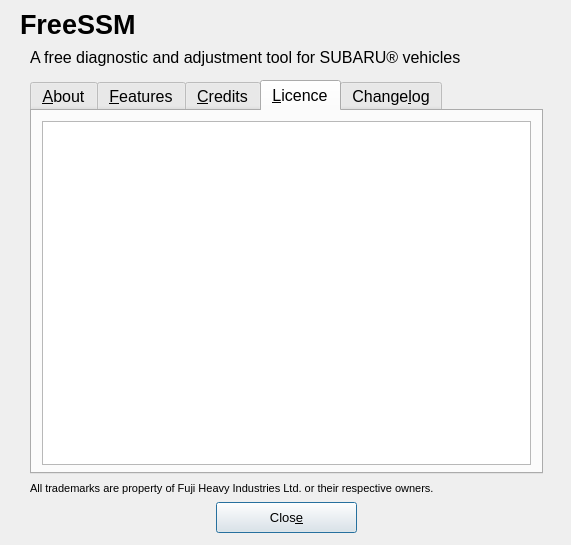
Old version of the form ui/About.ui in the repository Comer352L/FreeSSM.
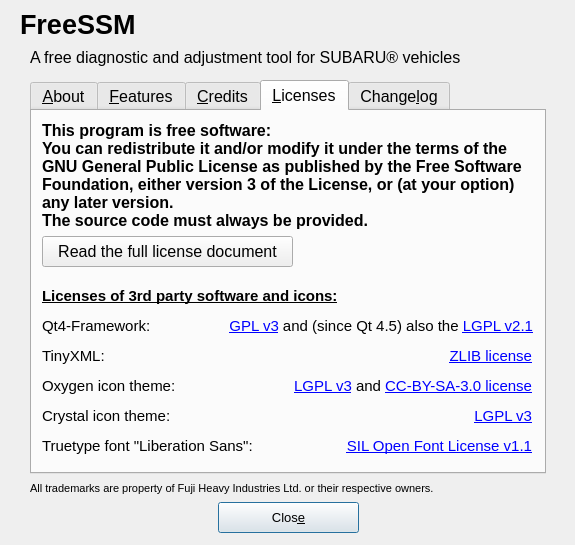
New version of the form. The open tabs and pages were chosen to show the change.

Commit message: About: rework/update contributions, copyright and licenses sections

```diff
--- a/ui/About.ui
+++ b/ui/About.ui
@@ -9,19 +9,19 @@
    <rect>
     <x>0</x>
     <y>0</y>
-    <width>571</width>
+    <width>575</width>
     <height>545</height>
    </rect>
   </property>
   <property name="minimumSize">
    <size>
-    <width>571</width>
+    <width>575</width>
     <height>545</height>
    </size>
   </property>
   <property name="maximumSize">
    <size>
-    <width>571</width>
+    <width>575</width>
     <height>545</height>
    </size>
   </property>
@@ -56,7 +56,7 @@
   <widget class="QPushButton" name="close_pushButton">
    <property name="geometry">
     <rect>
-     <x>216</x>
+     <x>218</x>
      <y>502</y>
      <width>141</width>
      <height>31</height>
@@ -76,7 +76,7 @@
     <rect>
      <x>30</x>
      <y>80</y>
-     <width>513</width>
+     <width>516</width>
      <height>394</height>
     </rect>
    </property>
@@ -622,31 +622,6 @@
       <set>Qt::LinksAccessibleByKeyboard|Qt::LinksAccessibleByMouse</set>
      </property>
     </widget>
-    <widget class="QLabel" name="gplinfo_label">
-     <property name="geometry">
-      <rect>
-       <x>10</x>
-       <y>242</y>
-       <width>489</width>
-       <height>111</height>
-      </rect>
-     </property>
-     <property name="font">
-      <font>
-       <pointsize>10</pointsize>
-      </font>
-     </property>
-     <property name="text">
-      <string>This program is free software: you can redistribute it and/or modify it under the terms of the GNU General Public License as published by the Free Software Foundation, either version 3 of the License, or (at your option) any later version.
-You should have received a copy of the GNU General Public License along with this program.  If not, see &lt;http://www.gnu.org/licenses/&gt;.</string>
-     </property>
-     <property name="alignment">
-      <set>Qt::AlignBottom|Qt::AlignLeading|Qt::AlignLeft</set>
-     </property>
-     <property name="wordWrap">
-      <bool>true</bool>
-     </property>
-    </widget>
     <widget class="QLabel" name="homepagetitle_label">
      <property name="geometry">
       <rect>
@@ -802,21 +777,343 @@
    </widget>
    <widget class="QWidget" name="licence_tab">
     <attribute name="title">
-     <string>&amp;Licence</string>
+     <string>&amp;Licenses</string>
     </attribute>
-    <widget class="QTextBrowser" name="licence_textBrowser">
+    <widget class="QLabel" name="qt4license_label">
+     <property name="geometry">
+      <rect>
+       <x>10</x>
+       <y>205</y>
+       <width>161</width>
+       <height>20</height>
+      </rect>
+     </property>
+     <property name="font">
+      <font>
+       <pointsize>11</pointsize>
+       <weight>50</weight>
+       <bold>false</bold>
+      </font>
+     </property>
+     <property name="text">
+      <string>Qt4-Framework:</string>
+     </property>
+     <property name="wordWrap">
+      <bool>true</bool>
+     </property>
+     <property name="openExternalLinks">
+      <bool>true</bool>
+     </property>
+    </widget>
+    <widget class="QLabel" name="fontlicense_label">
+     <property name="geometry">
+      <rect>
+       <x>10</x>
+       <y>325</y>
+       <width>241</width>
+       <height>20</height>
+      </rect>
+     </property>
+     <property name="font">
+      <font>
+       <pointsize>11</pointsize>
+       <weight>50</weight>
+       <bold>false</bold>
+      </font>
+     </property>
+     <property name="text">
+      <string>Truetype font &quot;Liberation Sans&quot;: </string>
+     </property>
+     <property name="wordWrap">
+      <bool>true</bool>
+     </property>
+     <property name="openExternalLinks">
+      <bool>true</bool>
+     </property>
+    </widget>
+    <widget class="QLabel" name="gplinfo_label">
      <property name="geometry">
       <rect>
        <x>10</x>
        <y>10</y>
-       <width>489</width>
-       <height>344</height>
+       <width>490</width>
+       <height>121</height>
       </rect>
      </property>
+     <property name="font">
+      <font>
+       <pointsize>12</pointsize>
+      </font>
+     </property>
+     <property name="text">
+      <string>&lt;html&gt;&lt;head/&gt;&lt;body&gt;&lt;p&gt;&lt;span style=&quot; font-weight:600;&quot;&gt;This program is free software:&lt;br&gt;You can redistribute it and/or modify it under the terms of the GNU General Public License as published by the Free Software Foundation, either version 3 of the License, or (at your option) any later version.&lt;br&gt;The source code must always be provided.&lt;/span&gt;&lt;/p&gt;&lt;/body&gt;&lt;/html&gt;</string>
+     </property>
+     <property name="alignment">
+      <set>Qt::AlignLeading|Qt::AlignLeft|Qt::AlignTop</set>
+     </property>
+     <property name="wordWrap">
+      <bool>true</bool>
+     </property>
+    </widget>
+    <widget class="QLabel" name="crystaliconslicense_label">
+     <property name="geometry">
+      <rect>
+       <x>10</x>
+       <y>295</y>
+       <width>221</width>
+       <height>20</height>
+      </rect>
+     </property>
+     <property name="font">
+      <font>
+       <pointsize>11</pointsize>
+       <weight>50</weight>
+       <bold>false</bold>
+      </font>
+     </property>
+     <property name="text">
+      <string>Crystal icon theme:</string>
+     </property>
+     <property name="wordWrap">
+      <bool>true</bool>
+     </property>
      <property name="openExternalLinks">
       <bool>true</bool>
      </property>
     </widget>
+    <widget class="QLabel" name="oxygeniconslicense_label">
+     <property name="geometry">
+      <rect>
+       <x>10</x>
+       <y>265</y>
+       <width>181</width>
+       <height>20</height>
+      </rect>
+     </property>
+     <property name="font">
+      <font>
+       <pointsize>11</pointsize>
+       <weight>50</weight>
+       <bold>false</bold>
+      </font>
+     </property>
+     <property name="text">
+      <string>Oxygen icon theme:</string>
+     </property>
+     <property name="wordWrap">
+      <bool>true</bool>
+     </property>
+     <property name="openExternalLinks">
+      <bool>true</bool>
+     </property>
+    </widget>
+    <widget class="QLabel" name="tinyxmllicense_label">
+     <property name="geometry">
+      <rect>
+       <x>10</x>
+       <y>235</y>
+       <width>161</width>
+       <height>20</height>
+      </rect>
+     </property>
+     <property name="font">
+      <font>
+       <pointsize>11</pointsize>
+       <weight>50</weight>
+       <bold>false</bold>
+      </font>
+     </property>
+     <property name="text">
+      <string>TinyXML:</string>
+     </property>
+     <property name="openExternalLinks">
+      <bool>true</bool>
+     </property>
+    </widget>
+    <widget class="QLabel" name="fontlicensedoc_label">
+     <property name="geometry">
+      <rect>
+       <x>259</x>
+       <y>325</y>
+       <width>241</width>
+       <height>20</height>
+      </rect>
+     </property>
+     <property name="font">
+      <font>
+       <pointsize>11</pointsize>
+       <weight>50</weight>
+       <bold>false</bold>
+      </font>
+     </property>
+     <property name="text">
+      <string>&lt;a href=&quot;./licenses-3rd-party/liberation-fonts-LICENSE.txt&quot;&gt;SIL Open Font License v1.1&lt;/a&gt;</string>
+     </property>
+     <property name="alignment">
+      <set>Qt::AlignRight|Qt::AlignTrailing|Qt::AlignVCenter</set>
+     </property>
+     <property name="wordWrap">
+      <bool>true</bool>
+     </property>
+     <property name="openExternalLinks">
+      <bool>true</bool>
+     </property>
+    </widget>
+    <widget class="QLabel" name="oxygeniconslicensedoc_label">
+     <property name="geometry">
+      <rect>
+       <x>199</x>
+       <y>265</y>
+       <width>301</width>
+       <height>20</height>
+      </rect>
+     </property>
+     <property name="font">
+      <font>
+       <pointsize>11</pointsize>
+       <weight>50</weight>
+       <bold>false</bold>
+      </font>
+     </property>
+     <property name="text">
+      <string>&lt;a href=&quot;./licenses-3rd-party/Oxygen-icons/LGPL-LICENSE.txt&quot;&gt;LGPL v3&lt;/a&gt; and &lt;a href=&quot;./licenses-3rd-party/Oxygen-icons/CC-BY-SA-3.0-LICENSE.txt&quot;&gt;CC-BY-SA-3.0 license&lt;/a&gt;</string>
+     </property>
+     <property name="alignment">
+      <set>Qt::AlignRight|Qt::AlignTrailing|Qt::AlignVCenter</set>
+     </property>
+     <property name="wordWrap">
+      <bool>true</bool>
+     </property>
+     <property name="openExternalLinks">
+      <bool>true</bool>
+     </property>
+    </widget>
+    <widget class="QLabel" name="qt4licensedoc_label">
+     <property name="geometry">
+      <rect>
+       <x>180</x>
+       <y>205</y>
+       <width>321</width>
+       <height>20</height>
+      </rect>
+     </property>
+     <property name="font">
+      <font>
+       <pointsize>11</pointsize>
+       <weight>50</weight>
+       <bold>false</bold>
+      </font>
+     </property>
+     <property name="text">
+      <string>&lt;a href=&quot;./licenses-3rd-party/Qt4/LICENSE.GPL3.txt&quot;&gt;GPL v3&lt;/a&gt; and (since Qt 4.5) also the &lt;a href=&quot;./licenses-3rd-party/Qt4/LICENSE.LGPL.txt&quot;&gt;LGPL v2.1&lt;/a&gt;</string>
+     </property>
+     <property name="alignment">
+      <set>Qt::AlignRight|Qt::AlignTrailing|Qt::AlignVCenter</set>
+     </property>
+     <property name="wordWrap">
+      <bool>true</bool>
+     </property>
+     <property name="openExternalLinks">
+      <bool>true</bool>
+     </property>
+    </widget>
+    <widget class="QLabel" name="tinyxmllicensedoc_label">
+     <property name="geometry">
+      <rect>
+       <x>179</x>
+       <y>235</y>
+       <width>321</width>
+       <height>20</height>
+      </rect>
+     </property>
+     <property name="font">
+      <font>
+       <pointsize>11</pointsize>
+       <weight>50</weight>
+       <bold>false</bold>
+      </font>
+     </property>
+     <property name="text">
+      <string>&lt;a href=&quot;./licenses-3rd-party/tinyXML-LICENSE.txt&quot;&gt;ZLIB license&lt;/a&gt;</string>
+     </property>
+     <property name="alignment">
+      <set>Qt::AlignRight|Qt::AlignTrailing|Qt::AlignVCenter</set>
+     </property>
+     <property name="openExternalLinks">
+      <bool>true</bool>
+     </property>
+    </widget>
+    <widget class="QLabel" name="crystaliconslicensedoc_label">
+     <property name="geometry">
+      <rect>
+       <x>249</x>
+       <y>295</y>
+       <width>251</width>
+       <height>20</height>
+      </rect>
+     </property>
+     <property name="font">
+      <font>
+       <pointsize>11</pointsize>
+       <weight>50</weight>
+       <bold>false</bold>
+      </font>
+     </property>
+     <property name="text">
+      <string>&lt;a href=&quot;./licenses-3rd-party/crystal-icons-LICENSE.txt&quot;&gt;LGPL v3&lt;/a&gt;</string>
+     </property>
+     <property name="alignment">
+      <set>Qt::AlignRight|Qt::AlignTrailing|Qt::AlignVCenter</set>
+     </property>
+     <property name="wordWrap">
+      <bool>true</bool>
+     </property>
+     <property name="openExternalLinks">
+      <bool>true</bool>
+     </property>
+    </widget>
+    <widget class="QLabel" name="thirdpartylicenses_label">
+     <property name="geometry">
+      <rect>
+       <x>10</x>
+       <y>175</y>
+       <width>490</width>
+       <height>20</height>
+      </rect>
+     </property>
+     <property name="font">
+      <font>
+       <pointsize>11</pointsize>
+       <weight>50</weight>
+       <bold>false</bold>
+      </font>
+     </property>
+     <property name="text">
+      <string>&lt;html&gt;&lt;head/&gt;&lt;body&gt;&lt;p&gt;&lt;span style=&quot; font-weight:600; text-decoration: underline;&quot;&gt;Licenses of 3rd party software and icons:&lt;/span&gt;&lt;/p&gt;&lt;/body&gt;&lt;/html&gt;</string>
+     </property>
+     <property name="alignment">
+      <set>Qt::AlignLeading|Qt::AlignLeft|Qt::AlignVCenter</set>
+     </property>
+     <property name="wordWrap">
+      <bool>true</bool>
+     </property>
+     <property name="openExternalLinks">
+      <bool>true</bool>
+     </property>
+    </widget>
+    <widget class="QPushButton" name="showlicense_pushButton">
+     <property name="geometry">
+      <rect>
+       <x>10</x>
+       <y>125</y>
+       <width>251</width>
+       <height>31</height>
+      </rect>
+     </property>
+     <property name="text">
+      <string>Read the full license document</string>
+     </property>
+    </widget>
    </widget>
    <widget class="QWidget" name="changelog_tab">
     <attribute name="title">
@@ -882,7 +1179,7 @@
     <rect>
      <x>30</x>
      <y>480</y>
-     <width>513</width>
+     <width>516</width>
      <height>16</height>
     </rect>
    </property>
```
Left out of the diff: 124 changed lines with no effect on the pictures. The commit also changes 10 other files.
